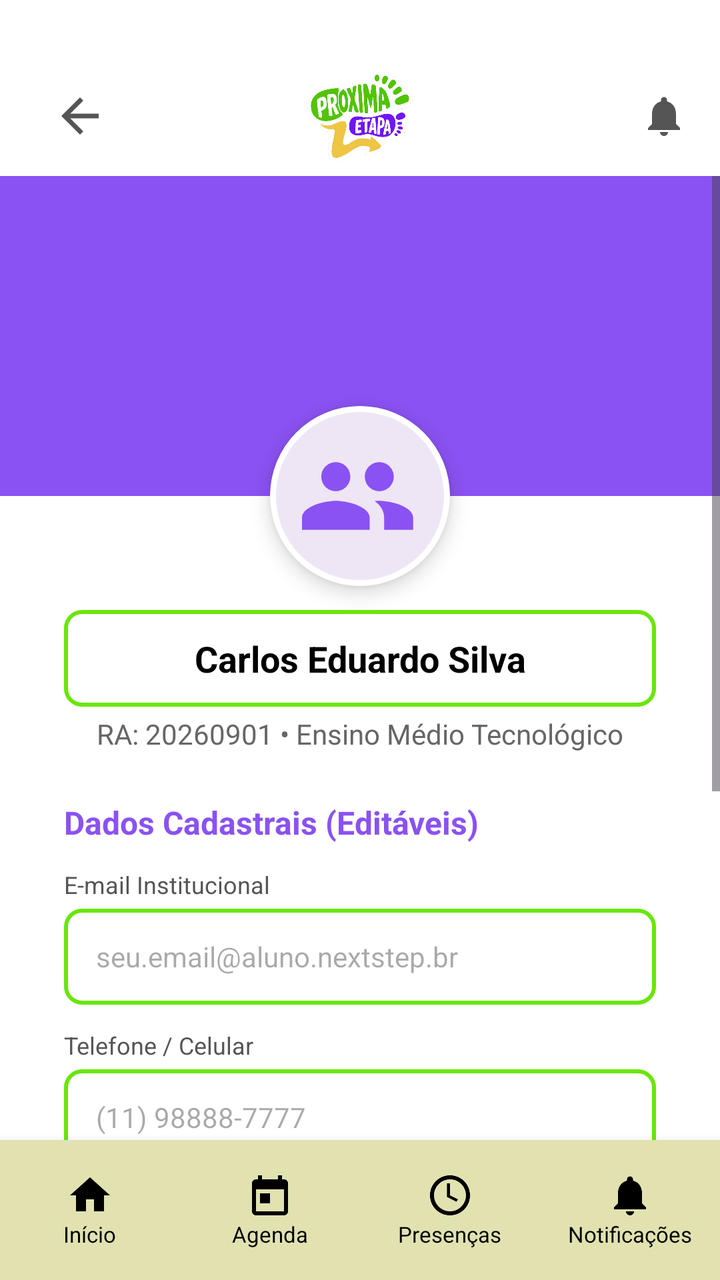
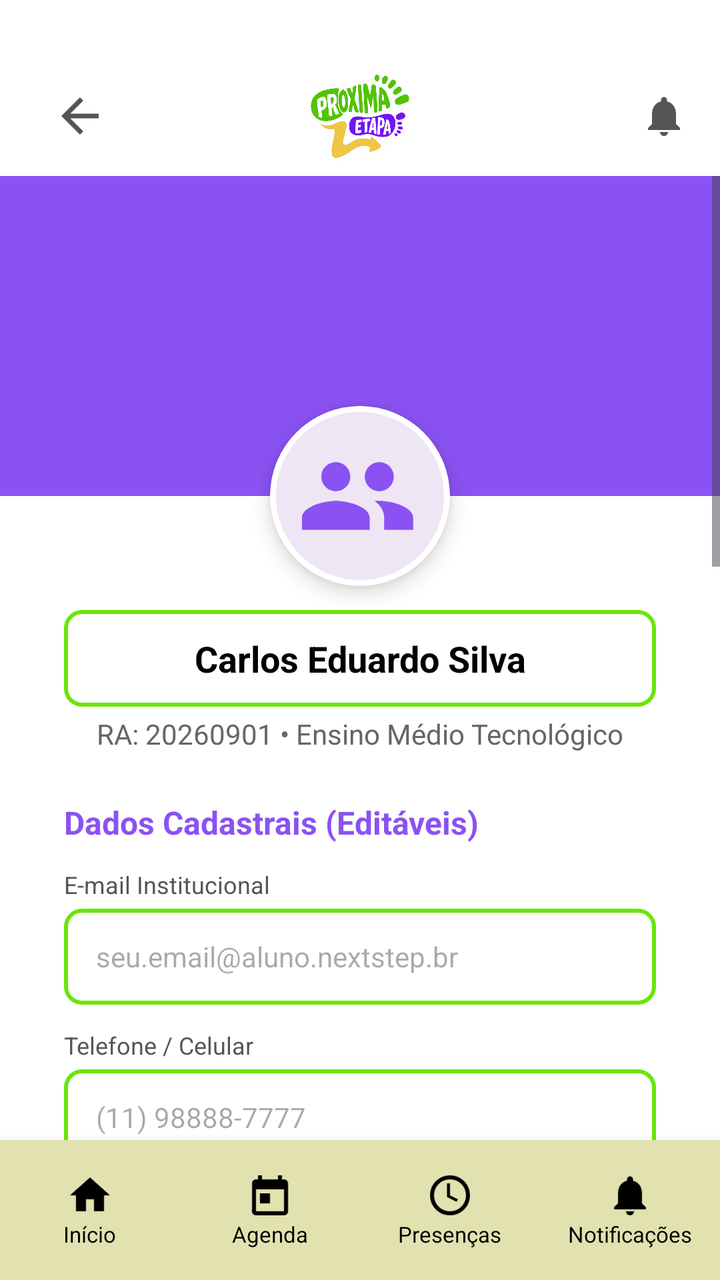

Before-and-after screenshots of an Android layout around one commit, followed by the original layout XML and the change that was made.
<!-- AndroidManifest.xml: application theme Theme.NextStepApp -->
<!-- res/layout/activity_perfil.xml -->
<?xml version="1.0" encoding="utf-8"?>
<androidx.constraintlayout.widget.ConstraintLayout xmlns:android="http://schemas.android.com/apk/res/android"
    xmlns:app="http://schemas.android.com/apk/res-auto"
    xmlns:tools="http://schemas.android.com/tools"
    android:layout_width="match_parent"
    android:layout_height="match_parent"
    android:background="@color/white"
    android:fitsSystemWindows="true"
    tools:context=".ui.PerfilActivity">

    
    <androidx.constraintlayout.widget.ConstraintLayout
        android:id="@+id/topBar"
        android:layout_width="match_parent"
        android:layout_height="60dp"
        android:layout_marginTop="28dp"
        android:elevation="10dp"
        android:paddingHorizontal="16dp"
        app:layout_constraintTop_toTopOf="parent">

        <ImageView
            android:id="@+id/btnBack"
            android:layout_width="48dp"
            android:layout_height="48dp"
            android:contentDescription="Voltar"
            android:padding="10dp"
            android:clickable="true"
            android:focusable="true"
            android:elevation="12dp"
            android:background="?attr/selectableItemBackgroundBorderless"
            android:src="@drawable/ic_back"
            app:layout_constraintBottom_toBottomOf="parent"
            app:layout_constraintStart_toStartOf="parent"
            app:layout_constraintTop_toTopOf="parent"
            app:tint="#555555" />

        <ImageView
            android:id="@+id/logoDetails"
            android:layout_width="110dp"
            android:layout_height="45dp"
            android:src="@drawable/logoproximaetapa"
            app:layout_constraintBottom_toBottomOf="parent"
            app:layout_constraintEnd_toEndOf="parent"
            app:layout_constraintStart_toStartOf="parent"
            app:layout_constraintTop_toTopOf="parent" />

        <ImageView
            android:id="@+id/btnNotification"
            android:layout_width="24dp"
            android:layout_height="24dp"
            android:src="@drawable/ic_notifications"
            app:layout_constraintBottom_toBottomOf="parent"
            app:layout_constraintEnd_toEndOf="parent"
            app:layout_constraintTop_toTopOf="parent"
            app:tint="#555555" />
    </androidx.constraintlayout.widget.ConstraintLayout>

    <ScrollView
        android:layout_width="match_parent"
        android:layout_height="0dp"
        android:fillViewport="true"
        app:layout_constraintBottom_toTopOf="@id/bottomNavigation"
        app:layout_constraintTop_toBottomOf="@id/topBar">

        <androidx.constraintlayout.widget.ConstraintLayout
            android:layout_width="match_parent"
            android:layout_height="wrap_content"
            android:paddingBottom="24dp">

            
            <View
                android:id="@+id/purpleBanner"
                android:layout_width="match_parent"
                android:layout_height="160dp"
                android:background="@color/purple_primary"
                app:layout_constraintTop_toTopOf="parent" />

            
            <com.google.android.material.card.MaterialCardView
                android:id="@+id/cardAvatar"
                android:layout_width="90dp"
                android:layout_height="90dp"
                app:cardCornerRadius="45dp"
                app:cardElevation="6dp"
                app:strokeColor="@color/white"
                app:strokeWidth="3dp"
                app:layout_constraintBottom_toBottomOf="@id/purpleBanner"
                app:layout_constraintEnd_toEndOf="parent"
                app:layout_constraintStart_toStartOf="parent"
                app:layout_constraintTop_toBottomOf="@id/purpleBanner">

                <ImageView
                    android:id="@+id/imgAvatar"
                    android:layout_width="match_parent"
                    android:layout_height="match_parent"
                    android:padding="16dp"
                    android:scaleType="centerCrop"
                    android:src="@drawable/ic_people"
                    app:tint="@color/purple_primary" />
            </com.google.android.material.card.MaterialCardView>

            
            <TextView
                android:id="@+id/tvNomeAluno"
                android:layout_width="0dp"
                android:layout_height="wrap_content"
                android:layout_marginHorizontal="32dp"
                android:layout_marginTop="12dp"
                android:background="@drawable/edittext_border"
                android:gravity="center"
                android:paddingVertical="12dp"
                android:text="Carlos Eduardo Silva"
                android:textColor="@color/black"
                android:textSize="18sp"
                android:textStyle="bold"
                app:layout_constraintEnd_toEndOf="parent"
                app:layout_constraintStart_toStartOf="parent"
                app:layout_constraintTop_toBottomOf="@id/cardAvatar" />

            
            <TextView
                android:id="@+id/tvRaCursoAluno"
                android:layout_width="wrap_content"
                android:layout_height="wrap_content"
                android:layout_marginTop="4dp"
                android:text="RA: 20260901 • Ensino Médio Tecnológico"
                android:textColor="#666666"
                android:textSize="14sp"
                app:layout_constraintEnd_toEndOf="parent"
                app:layout_constraintStart_toStartOf="parent"
                app:layout_constraintTop_toBottomOf="@id/tvNomeAluno" />

            
            <TextView
                android:id="@+id/tvLabelDados"
                android:layout_width="wrap_content"
                android:layout_height="wrap_content"
                android:layout_marginStart="32dp"
                android:layout_marginTop="24dp"
                android:text="Dados Cadastrais (Editáveis)"
                android:textColor="@color/purple_primary"
                android:textSize="16sp"
                android:textStyle="bold"
                app:layout_constraintStart_toStartOf="parent"
                app:layout_constraintTop_toBottomOf="@id/tvRaCursoAluno" />

            
            <TextView
                android:id="@+id/tvEmailLabel"
                android:layout_width="wrap_content"
                android:layout_height="wrap_content"
                android:layout_marginStart="32dp"
                android:layout_marginTop="12dp"
                android:text="E-mail Institucional"
                android:textColor="#555555"
                android:textSize="12sp"
                app:layout_constraintStart_toStartOf="parent"
                app:layout_constraintTop_toBottomOf="@id/tvLabelDados" />

            <EditText
                android:id="@+id/etEmailPerfil"
                android:layout_width="0dp"
                android:layout_height="48dp"
                android:layout_marginHorizontal="32dp"
                android:layout_marginTop="4dp"
                android:background="@drawable/edittext_border"
                android:hint="seu.email@aluno.nextstep.br"
                android:inputType="textEmailAddress"
                android:paddingHorizontal="16dp"
                android:textSize="14sp"
                app:layout_constraintEnd_toEndOf="parent"
                app:layout_constraintStart_toStartOf="parent"
                app:layout_constraintTop_toBottomOf="@id/tvEmailLabel" />

            
            <TextView
                android:id="@+id/tvTelefoneLabel"
                android:layout_width="wrap_content"
                android:layout_height="wrap_content"
                android:layout_marginStart="32dp"
                android:layout_marginTop="12dp"
                android:text="Telefone / Celular"
                android:textColor="#555555"
                android:textSize="12sp"
                app:layout_constraintStart_toStartOf="parent"
                app:layout_constraintTop_toBottomOf="@id/etEmailPerfil" />

            
            <EditText
                android:id="@+id/etTelefonePerfil"
                android:layout_width="0dp"
                android:layout_height="48dp"
                android:layout_marginHorizontal="32dp"
                android:layout_marginTop="4dp"
                android:background="@drawable/edittext_border"
                android:hint="(11) 98888-7777"
                android:inputType="phone"
                android:paddingHorizontal="16dp"
                android:textSize="14sp"
                app:layout_constraintEnd_toEndOf="parent"
                app:layout_constraintStart_toStartOf="parent"
                app:layout_constraintTop_toBottomOf="@id/tvTelefoneLabel" />

            <TextView
                android:id="@+id/tvDataNascLabel"
                android:layout_width="wrap_content"
                android:layout_height="wrap_content"
                android:layout_marginStart="32dp"
                android:layout_marginTop="12dp"
                android:text="Data de Nascimento"
                android:textColor="#555555"
                android:textSize="12sp"
                app:layout_constraintStart_toStartOf="parent"
                app:layout_constraintTop_toBottomOf="@id/etTelefonePerfil" />

            <EditText
                android:id="@+id/etDataNascPerfil"
                android:layout_width="0dp"
                android:layout_height="48dp"
                android:layout_marginHorizontal="32dp"
                android:layout_marginTop="4dp"
                android:background="@drawable/edittext_border"
                android:hint="DD/MM/AAAA"
                android:inputType="date"
                android:paddingHorizontal="16dp"
                android:textSize="14sp"
                app:layout_constraintEnd_toEndOf="parent"
                app:layout_constraintStart_toStartOf="parent"
                app:layout_constraintTop_toBottomOf="@id/tvDataNascLabel" />

            
            <TextView
                android:id="@+id/tvEscolaLabel"
                android:layout_width="wrap_content"
                android:layout_height="wrap_content"
                android:layout_marginStart="32dp"
                android:layout_marginTop="12dp"
                android:text="Escola de Origem / Ensino Médio"
                android:textColor="#555555"
                android:textSize="12sp"
                app:layout_constraintStart_toStartOf="parent"
                app:layout_constraintTop_toBottomOf="@id/etDataNascPerfil" />

            <EditText
                android:id="@+id/etEscolaPerfil"
                android:layout_width="0dp"
                android:layout_height="48dp"
                android:layout_marginHorizontal="32dp"
                android:layout_marginTop="4dp"
                android:background="@drawable/edittext_border"
                android:hint="E.E. Professora Maria Ribeiro"
                android:inputType="text"
                android:paddingHorizontal="16dp"
                android:textSize="14sp"
                app:layout_constraintEnd_toEndOf="parent"
                app:layout_constraintStart_toStartOf="parent"
                app:layout_constraintTop_toBottomOf="@id/tvEscolaLabel" />

            
            <com.google.android.material.button.MaterialButton
                android:id="@+id/btnSalvarPerfil"
                android:layout_width="0dp"
                android:layout_height="52dp"
                android:layout_marginHorizontal="32dp"
                android:layout_marginTop="24dp"
                android:backgroundTint="@color/purple_primary"
                android:text="SALVAR ALTERAÇÕES"
                android:textColor="@color/white"
                android:textSize="14sp"
                android:textStyle="bold"
                app:cornerRadius="12dp"
                app:layout_constraintEnd_toEndOf="parent"
                app:layout_constraintStart_toStartOf="parent"
                app:layout_constraintTop_toBottomOf="@id/etEscolaPerfil" />

        </androidx.constraintlayout.widget.ConstraintLayout>
    </ScrollView>

    
    <LinearLayout
        android:id="@+id/bottomNavigation"
        android:layout_width="match_parent"
        android:layout_height="70dp"
        android:background="#E1E2B0"
        android:elevation="8dp"
        android:orientation="horizontal"
        app:layout_constraintBottom_toBottomOf="parent">

        <LinearLayout
            android:id="@+id/nav_inicio"
            android:layout_width="0dp"
            android:layout_height="match_parent"
            android:layout_weight="1"
            android:clickable="true"
            android:focusable="true"
            android:foreground="?attr/selectableItemBackground"
            android:gravity="center"
            android:orientation="vertical">
            <ImageView android:layout_width="24dp" android:layout_height="24dp" android:src="@drawable/ic_home" app:tint="@color/black" />
            <TextView android:layout_width="wrap_content" android:layout_height="wrap_content" android:text="Início" android:textColor="@color/black" android:textSize="11sp" />
        </LinearLayout>

        <LinearLayout
            android:id="@+id/nav_agenda"
            android:layout_width="0dp"
            android:layout_height="match_parent"
            android:layout_weight="1"
            android:clickable="true"
            android:focusable="true"
            android:foreground="?attr/selectableItemBackground"
            android:gravity="center"
            android:orientation="vertical">
            <ImageView android:layout_width="24dp" android:layout_height="24dp" android:src="@drawable/ic_calendar" app:tint="@color/black" />
            <TextView android:layout_width="wrap_content" android:layout_height="wrap_content" android:text="Agenda" android:textColor="@color/black" android:textSize="11sp" />
        </LinearLayout>

        <LinearLayout
            android:id="@+id/nav_presencas"
            android:layout_width="0dp"
            android:layout_height="match_parent"
            android:layout_weight="1"
            android:clickable="true"
            android:focusable="true"
            android:foreground="?attr/selectableItemBackground"
            android:gravity="center"
            android:orientation="vertical">
            <ImageView android:layout_width="24dp" android:layout_height="24dp" android:src="@drawable/ic_presence" app:tint="@color/black" />
            <TextView android:layout_width="wrap_content" android:layout_height="wrap_content" android:text="Presenças" android:textColor="@color/black" android:textSize="11sp" />
        </LinearLayout>

        <LinearLayout
            android:id="@+id/nav_notificacoes"
            android:layout_width="0dp"
            android:layout_height="match_parent"
            android:layout_weight="1"
            android:clickable="true"
            android:focusable="true"
            android:foreground="?attr/selectableItemBackground"
            android:gravity="center"
            android:orientation="vertical">
            <ImageView android:layout_width="24dp" android:layout_height="24dp" android:src="@drawable/ic_notifications" app:tint="@color/black" />
            <TextView android:layout_width="wrap_content" android:layout_height="wrap_content" android:text="Notificações" android:textColor="@color/black" android:textSize="11sp" />
        </LinearLayout>
    </LinearLayout>

</androidx.constraintlayout.widget.ConstraintLayout>
<!-- resources referenced by this layout -->
<resources>
  <color name="black">#FF000000</color>
  <color name="purple_primary">#8A52F2</color>
  <color name="white">#FFFFFFFF</color>
  <!-- drawable edittext_border (drawable) -->
  <?xml version="1.0" encoding="utf-8"?>
  <shape xmlns:android="http://schemas.android.com/apk/res/android">
      <solid android:color="@color/white" />
      <stroke
          android:width="2dp"
          android:color="@color/green" />
      <corners android:radius="8dp" />
  </shape>
  <!-- drawable ic_back (drawable) -->
  <vector xmlns:android="http://schemas.android.com/apk/res/android"
      android:width="24dp"
      android:height="24dp"
      android:viewportWidth="24"
      android:viewportHeight="24">
      <path
          android:fillColor="#FF000000"
          android:pathData="M20,11H7.83l5.59,-5.59L12,4l-8,8 8,8 1.41,-1.41L7.83,13H20v-2z" />
  </vector>
  <!-- drawable ic_calendar (drawable) -->
  <vector xmlns:android="http://schemas.android.com/apk/res/android"
      android:width="24dp"
      android:height="24dp"
      android:viewportWidth="24"
      android:viewportHeight="24">
      <path
          android:fillColor="#FF000000"
          android:pathData="M19,4H18V2H16V4H8V2H6V4H5C3.89,4 3.01,4.9 3.01,6L3,20C3,21.1 3.89,22 5,22H19C20.1,22 21,21.1 21,20V6C21,4.9 20.1,4 19,4ZM19,20H5V9H19V20ZM7,11H12V16H7V11Z" />
  </vector>
  <!-- drawable ic_home (drawable) -->
  <vector xmlns:android="http://schemas.android.com/apk/res/android"
      android:width="24dp"
      android:height="24dp"
      android:viewportWidth="24"
      android:viewportHeight="24">
      <path
          android:fillColor="#FF000000"
          android:pathData="M10,20V14H14V20H19V12H22L12,3L2,12H5V20H10Z" />
  </vector>
  <style name="Theme.NextStepApp" parent="Base.Theme.NextStepApp" />
  <color name="green">#69E609</color>
  <style name="Base.Theme.NextStepApp" parent="Theme.Material3.DayNight.NoActionBar">
          
          
      </style>
  <!-- unchanged entries left out for length: 4 -->
</resources>

<!-- the commit's change to res/layout/activity_perfil.xml (unified diff, before → after) -->
@@ -264,7 +264,7 @@
                 android:layout_marginHorizontal="32dp"
                 android:layout_marginTop="24dp"
                 android:backgroundTint="@color/purple_primary"
-                android:text="SALVAR ALTERAÇÕES"
+                android:text="Salvar Alterações"
                 android:textColor="@color/white"
                 android:textSize="14sp"
                 android:textStyle="bold"
@@ -272,6 +272,253 @@
                 app:layout_constraintEnd_toEndOf="parent"
                 app:layout_constraintStart_toStartOf="parent"
                 app:layout_constraintTop_toBottomOf="@id/etEscolaPerfil" />
+
+            
+            <TextView
+                android:id="@+id/tvConfiguracoesLabel"
+                android:layout_width="wrap_content"
+                android:layout_height="wrap_content"
+                android:layout_marginStart="32dp"
+                android:layout_marginTop="24dp"
+                android:text="Configurações"
+                android:textColor="@color/purple_primary"
+                android:textSize="16sp"
+                android:textStyle="bold"
+                app:layout_constraintStart_toStartOf="parent"
+                app:layout_constraintTop_toBottomOf="@id/btnSalvarPerfil" />
+
+            
+            <com.google.android.material.card.MaterialCardView
+                android:id="@+id/cardConfiguracoes"
+                android:layout_width="0dp"
+                android:layout_height="wrap_content"
+                android:layout_marginHorizontal="32dp"
+                android:layout_marginTop="12dp"
+                app:cardBackgroundColor="@color/white"
+                app:cardCornerRadius="16dp"
+                app:cardElevation="0dp"
+                app:strokeColor="#E5E8EB"
+                app:strokeWidth="1dp"
+                app:layout_constraintEnd_toEndOf="parent"
+                app:layout_constraintStart_toStartOf="parent"
+                app:layout_constraintTop_toBottomOf="@id/tvConfiguracoesLabel">
+
+                <LinearLayout
+                    android:layout_width="match_parent"
+                    android:layout_height="wrap_content"
+                    android:orientation="vertical">
+
+                    
+                    <LinearLayout
+                        android:layout_width="match_parent"
+                        android:layout_height="56dp"
+                        android:gravity="center_vertical"
+                        android:orientation="horizontal"
+                        android:paddingHorizontal="16dp">
+
+                        <ImageView
+                            android:layout_width="22dp"
+                            android:layout_height="22dp"
+                            android:contentDescription="Notificações Push"
+                            android:src="@drawable/ic_notifications"
+                            app:tint="@color/purple_primary" />
+
+                        <TextView
+                            android:layout_width="0dp"
+                            android:layout_height="wrap_content"
+                            android:layout_marginStart="14dp"
+                            android:layout_weight="1"
+                            android:text="Notificações Push"
+                            android:textColor="@color/black"
+                            android:textSize="14sp" />
+
+                        <com.google.android.material.switchmaterial.SwitchMaterial
+                            android:id="@+id/switchNotificacoesPush"
+                            android:layout_width="wrap_content"
+                            android:layout_height="wrap_content"
+                            android:checked="true"
+                            app:thumbTint="@color/purple_primary"
+                            app:trackTint="#D1C4E9" />
+                    </LinearLayout>
+
+                    <View
+                        android:layout_width="match_parent"
+                        android:layout_height="1dp"
+                        android:layout_marginStart="52dp"
+                        android:layout_marginEnd="16dp"
+                        android:background="#EEEEEE" />
+
+                    
+                    <LinearLayout
+                        android:layout_width="match_parent"
+                        android:layout_height="56dp"
+                        android:gravity="center_vertical"
+                        android:orientation="horizontal"
+                        android:paddingHorizontal="16dp">
+
+                        <ImageView
+                            android:layout_width="22dp"
+                            android:layout_height="22dp"
+                            android:contentDescription="Lembretes de Aulas e Eventos"
+                            android:src="@drawable/ic_clock"
+                            app:tint="@color/purple_primary" />
+
+                        <TextView
+                            android:layout_width="0dp"
+                            android:layout_height="wrap_content"
+                            android:layout_marginStart="14dp"
+                            android:layout_weight="1"
+                            android:text="Lembretes de Aulas e Eventos"
+                            android:textColor="@color/black"
+                            android:textSize="14sp" />
+
+                        <com.google.android.material.switchmaterial.SwitchMaterial
+                            android:id="@+id/switchLembretes"
+                            android:layout_width="wrap_content"
+                            android:layout_height="wrap_content"
+                            android:checked="true"
+                            app:thumbTint="@color/purple_primary"
+                            app:trackTint="#D1C4E9" />
+                    </LinearLayout>
+                </LinearLayout>
+            </com.google.android.material.card.MaterialCardView>
+
+            
+            <TextView
+                android:id="@+id/tvPrivacidadeLabel"
+                android:layout_width="wrap_content"
+                android:layout_height="wrap_content"
+                android:layout_marginStart="32dp"
+                android:layout_marginTop="24dp"
+                android:text="Privacidade e Segurança"
+                android:textColor="@color/purple_primary"
+                android:textSize="16sp"
+                android:textStyle="bold"
+                app:layout_constraintStart_toStartOf="parent"
+                app:layout_constraintTop_toBottomOf="@id/cardConfiguracoes" />
+
+            
+            <com.google.android.material.card.MaterialCardView
+                android:id="@+id/cardPrivacidade"
+                android:layout_width="0dp"
+                android:layout_height="wrap_content"
+                android:layout_marginHorizontal="32dp"
+                android:layout_marginTop="12dp"
+                app:cardBackgroundColor="@color/white"
+                app:cardCornerRadius="16dp"
+                app:cardElevation="0dp"
+                app:strokeColor="#E5E8EB"
+                app:strokeWidth="1dp"
+                app:layout_constraintEnd_toEndOf="parent"
+                app:layout_constraintStart_toStartOf="parent"
+                app:layout_constraintTop_toBottomOf="@id/tvPrivacidadeLabel">
+
+                <LinearLayout
+                    android:layout_width="match_parent"
+                    android:layout_height="wrap_content"
+                    android:orientation="vertical">
+
+                    
+                    <LinearLayout
+                        android:id="@+id/btnAlterarSenha"
+                        android:layout_width="match_parent"
+                        android:layout_height="56dp"
+                        android:clickable="true"
+                        android:focusable="true"
+                        android:foreground="?attr/selectableItemBackground"
+                        android:gravity="center_vertical"
+                        android:orientation="horizontal"
+                        android:paddingHorizontal="16dp">
+
+                        <ImageView
+                            android:layout_width="22dp"
+                            android:layout_height="22dp"
+                            android:contentDescription="Alterar Senha"
+                            android:src="@drawable/ic_pencil"
+                            app:tint="@color/purple_primary" />
+
+                        <TextView
+                            android:layout_width="0dp"
+                            android:layout_height="wrap_content"
+                            android:layout_marginStart="14dp"
+                            android:layout_weight="1"
+                            android:text="Alterar Senha"
+                            android:textColor="@color/black"
+                            android:textSize="14sp" />
+
+                        <ImageView
+                            android:layout_width="20dp"
+                            android:layout_height="20dp"
+                            android:contentDescription="Ir"
+                            android:src="@drawable/ic_chevron_right"
+                            app:tint="#9E9E9E" />
+                    </LinearLayout>
+
+                    <View
+                        android:layout_width="match_parent"
+                        android:layout_height="1dp"
+                        android:layout_marginStart="52dp"
+                        android:layout_marginEnd="16dp"
+                        android:background="#EEEEEE" />
+
+                    
+                    <LinearLayout
+                        android:id="@+id/btnTermosPrivacidade"
+                        android:layout_width="match_parent"
+                        android:layout_height="56dp"
+                        android:clickable="true"
+                        android:focusable="true"
+                        android:foreground="?attr/selectableItemBackground"
+                        android:gravity="center_vertical"
+                        android:orientation="horizontal"
+                        android:paddingHorizontal="16dp">
+
+                        <ImageView
+                            android:layout_width="22dp"
+                            android:layout_height="22dp"
+                            android:contentDescription="Termos de Uso e Privacidade"
+                            android:src="@drawable/ic_document"
+                            app:tint="@color/purple_primary" />
+
+                        <TextView
+                            android:layout_width="0dp"
+                            android:layout_height="wrap_content"
+                            android:layout_marginStart="14dp"
+                            android:layout_weight="1"
+                            android:text="Termos de Uso e Privacidade"
+                            android:textColor="@color/black"
+                            android:textSize="14sp" />
+
+                        <ImageView
+                            android:layout_width="20dp"
+                            android:layout_height="20dp"
+                            android:contentDescription="Ir"
+                            android:src="@drawable/ic_chevron_right"
+                            app:tint="#9E9E9E" />
+                    </LinearLayout>
+                </LinearLayout>
+            </com.google.android.material.card.MaterialCardView>
+
+            
+            <com.google.android.material.button.MaterialButton
+                android:id="@+id/btnSairConta"
+                android:layout_width="0dp"
+                android:layout_height="52dp"
+                android:layout_marginHorizontal="32dp"
+                android:layout_marginTop="24dp"
+                android:layout_marginBottom="16dp"
+                android:backgroundTint="#FFF5F5"
+                android:text="Sair da Conta"
+                android:textColor="#E53935"
+                android:textSize="14sp"
+                android:textStyle="bold"
+                app:cornerRadius="12dp"
+                app:strokeColor="#E53935"
+                app:strokeWidth="1.5dp"
+                app:layout_constraintBottom_toBottomOf="parent"
+                app:layout_constraintEnd_toEndOf="parent"
+                app:layout_constraintStart_toStartOf="parent"
+                app:layout_constraintTop_toBottomOf="@id/cardPrivacidade" />
 
         </androidx.constraintlayout.widget.ConstraintLayout>
     </ScrollView>
<!-- resource entries referenced after the edit -->
@@ -32,6 +32,36 @@
           android:fillColor="#FF000000"
           android:pathData="M19,4H18V2H16V4H8V2H6V4H5C3.89,4 3.01,4.9 3.01,6L3,20C3,21.1 3.89,22 5,22H19C20.1,22 21,21.1 21,20V6C21,4.9 20.1,4 19,4ZM19,20H5V9H19V20ZM7,11H12V16H7V11Z" />
   </vector>
+  <!-- drawable ic_chevron_right (drawable) -->
+  <vector xmlns:android="http://schemas.android.com/apk/res/android"
+      android:width="24dp"
+      android:height="24dp"
+      android:viewportWidth="24"
+      android:viewportHeight="24">
+      <path
+          android:fillColor="#FF000000"
+          android:pathData="M10,6L8.59,7.41L13.17,12L8.59,16.59L10,18L16,12L10,6Z" />
+  </vector>
+  <!-- drawable ic_clock (drawable) -->
+  <vector xmlns:android="http://schemas.android.com/apk/res/android"
+      android:width="24dp"
+      android:height="24dp"
+      android:viewportWidth="24"
+      android:viewportHeight="24">
+      <path
+          android:fillColor="#FF000000"
+          android:pathData="M11.99,2C6.47,2 2,6.48 2,12s4.47,10 9.99,10C17.52,22 22,17.52 22,12S17.52,2 11.99,2zM12,20c-4.42,0 -8,-3.58 -8,-8s3.58,-8 8,-8 8,3.58 8,8 -3.58,8 -8,8zM12.5,7H11v6l5.25,3.15 0.75,-1.23 -4.5,-2.67z" />
+  </vector>
+  <!-- drawable ic_document (drawable) -->
+  <vector xmlns:android="http://schemas.android.com/apk/res/android"
+      android:width="24dp"
+      android:height="24dp"
+      android:viewportWidth="24"
+      android:viewportHeight="24">
+      <path
+          android:fillColor="#FF000000"
+          android:pathData="M14,2H6c-1.1,0 -1.99,0.9 -1.99,2L4,20c0,1.1 0.89,2 1.99,2H18c1.1,0 2,-0.9 2,-2V8l-6,-6zm2,16H8v-2h8v2zm0,-4H8v-2h8v2zm-3,-5V3.5L18.5,9H13z" />
+  </vector>
   <!-- drawable ic_home (drawable) -->
   <vector xmlns:android="http://schemas.android.com/apk/res/android"
       android:width="24dp"
@@ -42,6 +72,16 @@
           android:fillColor="#FF000000"
           android:pathData="M10,20V14H14V20H19V12H22L12,3L2,12H5V20H10Z" />
   </vector>
+  <!-- drawable ic_pencil (drawable) -->
+  <vector xmlns:android="http://schemas.android.com/apk/res/android"
+      android:width="24dp"
+      android:height="24dp"
+      android:viewportWidth="24"
+      android:viewportHeight="24">
+      <path
+          android:fillColor="#FF000000"
+          android:pathData="M3,17.25V21h3.75L17.81,9.94l-3.75,-3.75L3,17.25zM20.71,7.04c0.39,-0.39 0.39,-1.02 0,-1.41l-2.34,-2.34c-0.39,-0.39 -1.02,-0.39 -1.41,0l-1.83,1.83 3.75,3.75 1.83,-1.83z" />
+  </vector>
   <style name="Theme.NextStepApp" parent="Base.Theme.NextStepApp" />
   <color name="green">#69E609</color>
   <style name="Base.Theme.NextStepApp" parent="Theme.Material3.DayNight.NoActionBar">
